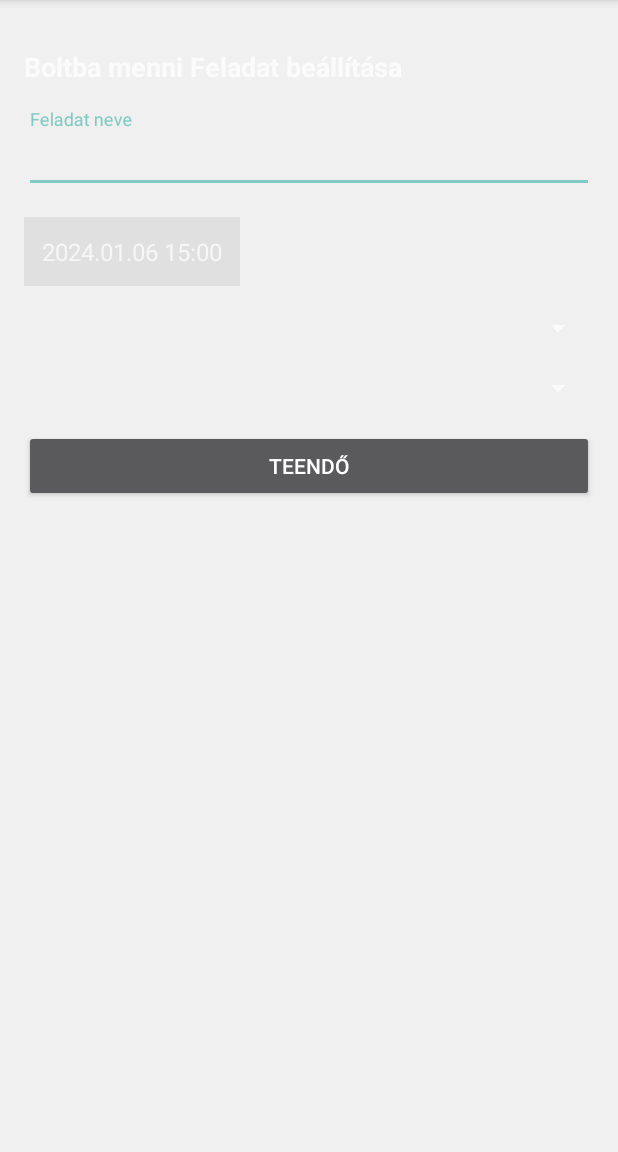
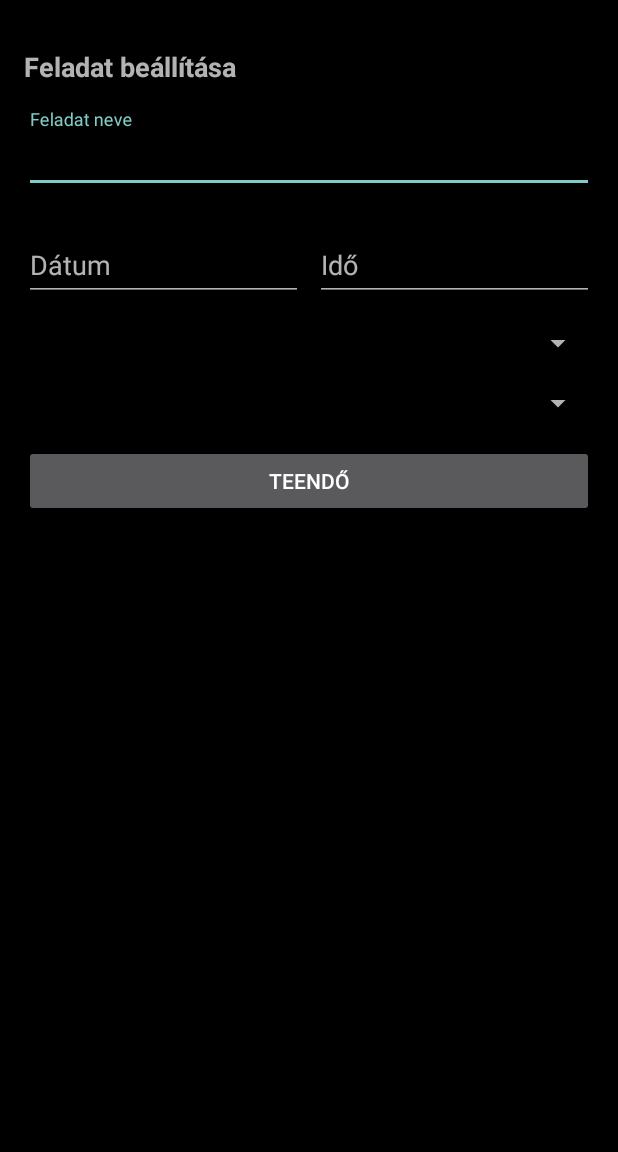
Before and after one commit to FarkasAdam-banki/DoDoListAndroid, an Android app: the TaskSettingsActivity screen opened directly, with no data from a screen before it, on a phone screen of 412 x 824 dp, the part 84-1236 px from its top. Run offline under Robolectric (Android 15) with nearby library versions, the phone set to English and light mode, and no system bars.

Commit message:
Feladat határidejének kiiratása

```diff
--- a/app/src/main/java/com/example/dodolist/ui/theme/TaskSettingsActivity.kt
+++ b/app/src/main/java/com/example/dodolist/ui/theme/TaskSettingsActivity.kt
@@ -4,10 +4,12 @@ import Model.TaskDetails
 import TaskService
 import android.os.Bundle
 import android.util.Log
+import android.widget.TextView
 import android.widget.Toast
 import androidx.appcompat.app.AppCompatActivity
 import com.example.dodolist.R
 import com.example.dodolist.network.RetrofitClient
+import com.google.android.material.textfield.TextInputEditText
 import com.google.android.material.textfield.TextInputLayout
 import retrofit2.Call
 import retrofit2.Callback
@@ -16,12 +18,18 @@ import retrofit2.Response
 class TaskSettingsActivity : AppCompatActivity() {
     private lateinit var textInputLayout: TextInputLayout
     private lateinit var taskService: TaskService
+    private lateinit var titleTextView:TextView
+    private lateinit var dateInputLayout: TextInputLayout
+    private lateinit var timeInputLayout: TextInputLayout
 
     override fun onCreate(savedInstanceState: Bundle?) {
         super.onCreate(savedInstanceState)
         setContentView(R.layout.activity_tasksettings)
 
         textInputLayout = findViewById(R.id.textInputLayout)
+        titleTextView = findViewById(R.id.titleTextView)
+        dateInputLayout = findViewById(R.id.dateInputLayout)
+        timeInputLayout = findViewById(R.id.timeInputLayout)
 
         val taskId = intent.getIntExtra("TASK_ID", -1)
         if (taskId != -1) {
@@ -39,6 +47,25 @@ class TaskSettingsActivity : AppCompatActivity() {
                     val task = response.body()
                     if (task != null) {
                         textInputLayout.editText?.setText(task.feladat_nev)
+                        titleTextView.setText("${task.feladat_nev} feladat beállitásai")
+
+                        val deadline = task.feladat_hatarido
+                        val dateTimeParts = deadline.split(" ")
+                        if (dateTimeParts.size == 2) {
+                            val date = dateTimeParts[0]
+                            val time = dateTimeParts[1]
+
+                            val dateParts = date.split("-")
+                            if (dateParts.size == 3) {
+                                val year = dateParts[0]
+                                val month = dateParts[1]
+                                val day = dateParts[2]
+                                val dateText = "$year-$month-$day"
+                                dateInputLayout.editText?.setText(dateText)
+                            }
+
+                            timeInputLayout.editText?.setText(time)
+                        }
                     } else {
                         Toast.makeText(this@TaskSettingsActivity, "A feladat adatai üresek!", Toast.LENGTH_SHORT).show()
                     }
--- a/app/src/main/res/layout/activity_tasksettings.xml
+++ b/app/src/main/res/layout/activity_tasksettings.xml
@@ -5,13 +5,13 @@
     android:layout_width="match_parent"
     android:layout_height="match_parent"
     android:padding="16dp"
-    android:background="#F0F0F0">
+    android:background="#000">
 
     <TextView
         android:id="@+id/titleTextView"
         android:layout_width="wrap_content"
         android:layout_height="wrap_content"
-        android:text="Boltba menni Feladat beállítása"
+        android:text="Feladat beállítása"
         android:textSize="18sp"
         android:textStyle="bold"
         app:layout_constraintTop_toTopOf="parent"
@@ -33,25 +33,57 @@
             android:layout_height="wrap_content"/>
     </com.google.android.material.textfield.TextInputLayout>
 
-    <TextView
-        android:id="@+id/dateTimeLabel"
-        android:layout_width="wrap_content"
+
+    <androidx.constraintlayout.widget.ConstraintLayout
+        android:id="@+id/dateTimeInputLayout"
+        android:layout_width="match_parent"
         android:layout_height="wrap_content"
-        android:text="2024.01.06 15:00"
-        android:textSize="16sp"
-        android:background="#E0E0E0"
-        android:padding="12dp"
-        android:layout_marginTop="16dp"
         app:layout_constraintTop_toBottomOf="@id/textInputLayout"
-        app:layout_constraintStart_toStartOf="parent"/>
+        app:layout_constraintStart_toStartOf="parent"
+        app:layout_constraintEnd_toEndOf="parent"
 
+        android:layout_marginTop="16dp">
+
+        <com.google.android.material.textfield.TextInputLayout
+            android:id="@+id/dateInputLayout"
+            android:layout_width="0dp"
+            android:layout_height="wrap_content"
+            android:hint="Dátum"
+            app:layout_constraintStart_toStartOf="parent"
+            app:layout_constraintTop_toTopOf="parent"
+            app:layout_constraintEnd_toStartOf="@id/timeInputLayout"
+            android:layout_marginEnd="8dp">
+
+            <com.google.android.material.textfield.TextInputEditText
+                android:id="@+id/dateInputEditText"
+                android:layout_width="match_parent"
+                android:layout_height="wrap_content"/>
+        </com.google.android.material.textfield.TextInputLayout>
+
+        <com.google.android.material.textfield.TextInputLayout
+            android:id="@+id/timeInputLayout"
+            android:layout_width="0dp"
+            android:layout_height="wrap_content"
+            android:hint="Idő"
+            app:layout_constraintStart_toEndOf="@id/dateInputLayout"
+            app:layout_constraintTop_toTopOf="parent"
+            app:layout_constraintEnd_toEndOf="parent">
+
+            <com.google.android.material.textfield.TextInputEditText
+                android:id="@+id/timeInputEditText"
+                android:layout_width="match_parent"
+                android:layout_height="wrap_content"/>
+        </com.google.android.material.textfield.TextInputLayout>
+
+
+    </androidx.constraintlayout.widget.ConstraintLayout>
     <Spinner
         android:id="@+id/dropdown1"
         android:layout_width="match_parent"
         android:layout_height="wrap_content"
         android:layout_marginTop="16dp"
         android:spinnerMode="dropdown"
-        app:layout_constraintTop_toBottomOf="@id/dateTimeLabel"
+        app:layout_constraintTop_toBottomOf="@id/dateTimeInputLayout"
         app:layout_constraintStart_toStartOf="parent"
         app:layout_constraintEnd_toEndOf="parent"/>
 
```
